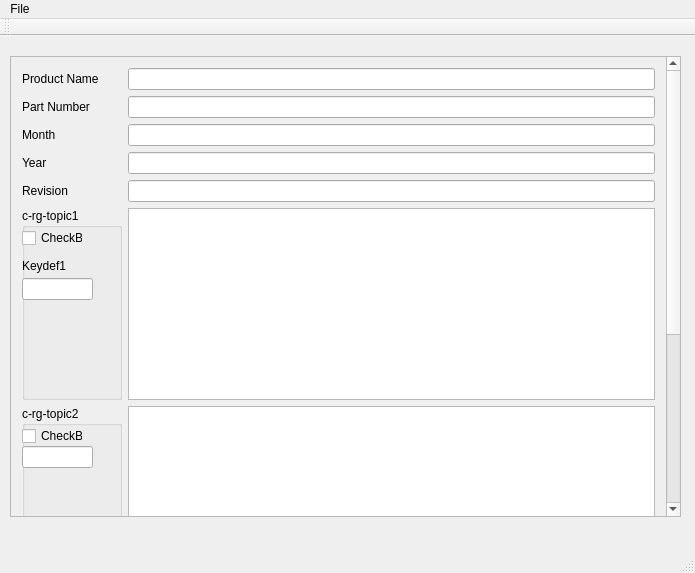
First picture: the form in RegulatoryTemplate.ui, repository daemonangel/Ditaform, before the edit.
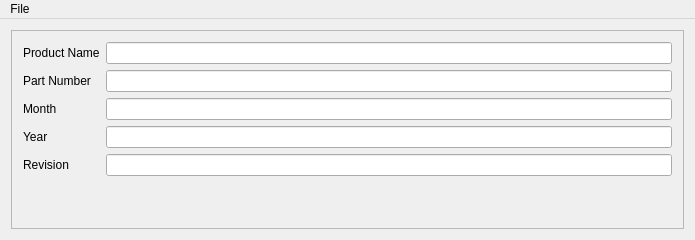
Second picture: the form after the edit.

The edit to the form file:
```diff
--- a/RegulatoryTemplate.ui
+++ b/RegulatoryTemplate.ui
@@ -10,7 +10,7 @@
     <x>0</x>
     <y>0</y>
     <width>695</width>
-    <height>573</height>
+    <height>240</height>
    </rect>
   </property>
   <property name="windowTitle">
@@ -23,15 +23,9 @@
    <property name="enabled">
     <bool>true</bool>
    </property>
+   <layout class="QVBoxLayout" name="verticalLayout">
+    <item>
    <widget class="QScrollArea" name="scrollArea">
-    <property name="geometry">
-     <rect>
-      <x>10</x>
-      <y>20</y>
-      <width>671</width>
-      <height>461</height>
-     </rect>
-    </property>
     <property name="sizePolicy">
      <sizepolicy hsizetype="Expanding" vsizetype="Expanding">
       <horstretch>0</horstretch>
@@ -48,9 +42,9 @@
      <property name="geometry">
       <rect>
        <x>0</x>
-       <y>-287</y>
-       <width>652</width>
-       <height>746</height>
+         <y>0</y>
+         <width>675</width>
+         <height>198</height>
       </rect>
      </property>
      <layout class="QFormLayout" name="formLayout">
@@ -110,115 +104,11 @@
       <item row="4" column="1">
        <widget class="QLineEdit" name="revision_edit"/>
       </item>
-      <item row="5" column="0">
-       <widget class="QGroupBox" name="groupBox_2">
-        <property name="sizePolicy">
-         <sizepolicy hsizetype="Preferred" vsizetype="Expanding">
-          <horstretch>0</horstretch>
-          <verstretch>0</verstretch>
-         </sizepolicy>
-        </property>
-        <property name="minimumSize">
-         <size>
-          <width>100</width>
-          <height>0</height>
-         </size>
-        </property>
-        <property name="title">
-         <string>c-rg-topic1</string>
-        </property>
-        <widget class="QCheckBox" name="checkBox_3">
-         <property name="geometry">
-          <rect>
-           <x>0</x>
-           <y>20</y>
-           <width>61</width>
-           <height>20</height>
-          </rect>
-         </property>
-         <property name="text">
-          <string>CheckBox</string>
-         </property>
-        </widget>
-        <widget class="QLineEdit" name="lineEdit_2">
-         <property name="geometry">
-          <rect>
-           <x>0</x>
-           <y>70</y>
-           <width>71</width>
-           <height>22</height>
-          </rect>
-         </property>
-        </widget>
-        <widget class="QLabel" name="label">
-         <property name="geometry">
-          <rect>
-           <x>0</x>
-           <y>50</y>
-           <width>49</width>
-           <height>16</height>
-          </rect>
-         </property>
-         <property name="text">
-          <string>Keydef1</string>
-         </property>
-        </widget>
-       </widget>
-      </item>
-      <item row="5" column="1">
-       <widget class="QTextBrowser" name="textBrowser_2"/>
-      </item>
-      <item row="6" column="0">
-       <widget class="QGroupBox" name="groupBox_3">
-        <property name="sizePolicy">
-         <sizepolicy hsizetype="Preferred" vsizetype="Expanding">
-          <horstretch>0</horstretch>
-          <verstretch>0</verstretch>
-         </sizepolicy>
-        </property>
-        <property name="minimumSize">
-         <size>
-          <width>100</width>
-          <height>0</height>
-         </size>
-        </property>
-        <property name="title">
-         <string>c-rg-topic2</string>
-        </property>
-        <widget class="QCheckBox" name="checkBox_4">
-         <property name="geometry">
-          <rect>
-           <x>0</x>
-           <y>20</y>
-           <width>61</width>
-           <height>20</height>
-          </rect>
-         </property>
-         <property name="text">
-          <string>CheckBox</string>
-         </property>
-        </widget>
-        <widget class="QLineEdit" name="lineEdit_3">
-         <property name="geometry">
-          <rect>
-           <x>0</x>
-           <y>40</y>
-           <width>71</width>
-           <height>22</height>
-          </rect>
-         </property>
-        </widget>
-       </widget>
-      </item>
-      <item row="6" column="1">
-       <widget class="QTextBrowser" name="textBrowser_3"/>
-      </item>
-      <item row="7" column="1">
-       <widget class="QTextBrowser" name="textBrowser_4"/>
-      </item>
-     </layout>
-    </widget>
-   </widget>
+       </layout>
+      </widget>
+     </widget>
+    </item>
+   </layout>
   </widget>
   <widget class="QMenuBar" name="menuBar">
    <property name="geometry">
@@ -237,15 +127,6 @@
    </widget>
    <addaction name="menuFile"/>
   </widget>
-  <widget class="QToolBar" name="mainToolBar">
-   <attribute name="toolBarArea">
-    <enum>TopToolBarArea</enum>
-   </attribute>
-   <attribute name="toolBarBreak">
-    <bool>false</bool>
-   </attribute>
-  </widget>
-  <widget class="QStatusBar" name="statusBar"/>
   <action name="actionOpen">
    <property name="text">
     <string>Open</string>
```
Lines whose indentation alone changed are shown as unchanged.
